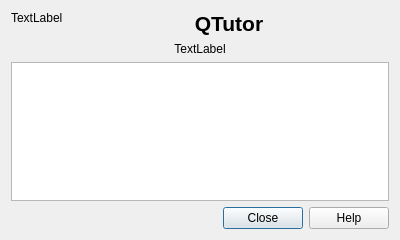
The window that ui/aboutdialogbase.ui (alexbruy/qtutor) describes before a commit, drawn with Qt 5.
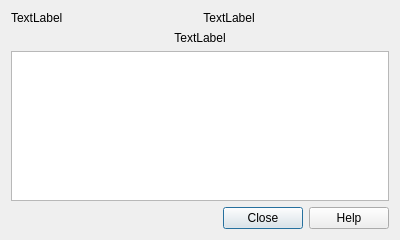
The same window after the commit.

Commit message: use about dialog from widgets library

```diff
--- a/ui/aboutdialogbase.ui
+++ b/ui/aboutdialogbase.ui
@@ -27,11 +27,7 @@
    <item row="0" column="1">
     <widget class="QLabel" name="label">
      <property name="text">
-      <string>&lt;!DOCTYPE HTML PUBLIC &quot;-//W3C//DTD HTML 4.0//EN&quot; &quot;http://www.w3.org/TR/REC-html40/strict.dtd&quot;&gt;
-&lt;html&gt;&lt;head&gt;&lt;meta name=&quot;qrichtext&quot; content=&quot;1&quot; /&gt;&lt;style type=&quot;text/css&quot;&gt;
-p, li { white-space: pre-wrap; }
-&lt;/style&gt;&lt;/head&gt;&lt;body style=&quot; font-family:'Noto Sans'; font-size:10pt; font-weight:400; font-style:normal;&quot;&gt;
-&lt;p align=&quot;center&quot; style=&quot; margin-top:0px; margin-bottom:0px; margin-left:0px; margin-right:0px; -qt-block-indent:0; text-indent:0px;&quot;&gt;&lt;span style=&quot; font-family:'Droid Sans'; font-size:16pt; font-weight:600;&quot;&gt;QTutor&lt;/span&gt;&lt;/p&gt;&lt;/body&gt;&lt;/html&gt;</string>
+      <string>TextLabel</string>
      </property>
      <property name="alignment">
       <set>Qt::AlignCenter</set>
@@ -67,8 +63,8 @@
       <string>&lt;!DOCTYPE HTML PUBLIC &quot;-//W3C//DTD HTML 4.0//EN&quot; &quot;http://www.w3.org/TR/REC-html40/strict.dtd&quot;&gt;
 &lt;html&gt;&lt;head&gt;&lt;meta name=&quot;qrichtext&quot; content=&quot;1&quot; /&gt;&lt;style type=&quot;text/css&quot;&gt;
 p, li { white-space: pre-wrap; }
-&lt;/style&gt;&lt;/head&gt;&lt;body style=&quot; font-family:'Noto Sans'; font-size:10pt; font-weight:400; font-style:normal;&quot;&gt;
-&lt;p style=&quot;-qt-paragraph-type:empty; margin-top:0px; margin-bottom:0px; margin-left:0px; margin-right:0px; -qt-block-indent:0; text-indent:0px; font-family:'Sans Serif'; font-size:9pt;&quot;&gt;&lt;br /&gt;&lt;/p&gt;&lt;/body&gt;&lt;/html&gt;</string>
+&lt;/style&gt;&lt;/head&gt;&lt;body style=&quot; font-family:'Sans Serif'; font-size:9pt; font-weight:400; font-style:normal;&quot;&gt;
+&lt;p style=&quot;-qt-paragraph-type:empty; margin-top:0px; margin-bottom:0px; margin-left:0px; margin-right:0px; -qt-block-indent:0; text-indent:0px;&quot;&gt;&lt;br /&gt;&lt;/p&gt;&lt;/body&gt;&lt;/html&gt;</string>
      </property>
      <property name="textInteractionFlags">
       <set>Qt::LinksAccessibleByMouse|Qt::TextSelectableByMouse</set>
```
Left out of the diff: 4 changed lines with no effect on the pictures. The commit also changes 1 other file.
